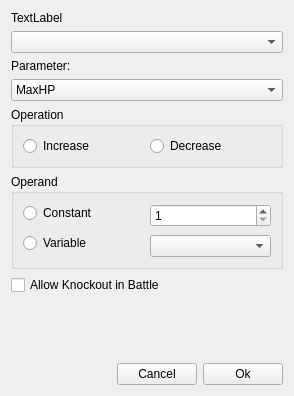
Qt form events/commands/increasedecreasedialog.ui (jowin202/YaRXP) before a commit.
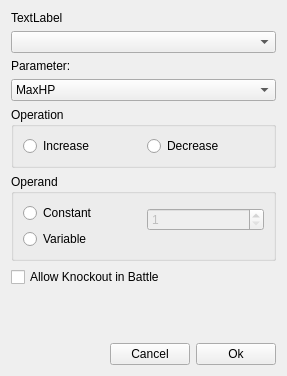
The same form after that commit. Custom widgets are drawn as their Qt base class.

```diff
--- a/events/commands/increasedecreasedialog.ui
+++ b/events/commands/increasedecreasedialog.ui
@@ -9,8 +9,8 @@
    <rect>
     <x>0</x>
     <y>0</y>
-    <width>294</width>
-    <height>396</height>
+    <width>287</width>
+    <height>376</height>
    </rect>
   </property>
   <property name="windowTitle">
@@ -92,6 +92,9 @@
         </item>
         <item row="0" column="1" rowspan="2">
          <widget class="QSpinBox" name="spin_constant">
+          <property name="enabled">
+           <bool>false</bool>
+          </property>
           <property name="minimum">
            <number>1</number>
           </property>
@@ -108,7 +111,11 @@
          </widget>
         </item>
         <item row="2" column="1">
-         <widget class="QComboBox" name="combo_variable"/>
+         <widget class="SwitchVariableWidget" name="widget_variable" native="true">
+          <property name="enabled">
+           <bool>false</bool>
+          </property>
+         </widget>
         </item>
        </layout>
       </widget>
@@ -197,6 +204,14 @@
    </item>
   </layout>
  </widget>
+ <customwidgets>
+  <customwidget>
+   <class>SwitchVariableWidget</class>
+   <extends>QWidget</extends>
+   <header>dialogs/switchvariablewidget.h</header>
+   <container>1</container>
+  </customwidget>
+ </customwidgets>
  <tabstops>
   <tabstop>combo</tabstop>
   <tabstop>combo_param</tabstop>
```
Left out of the diff: 11 changed lines with no effect on the pictures.
